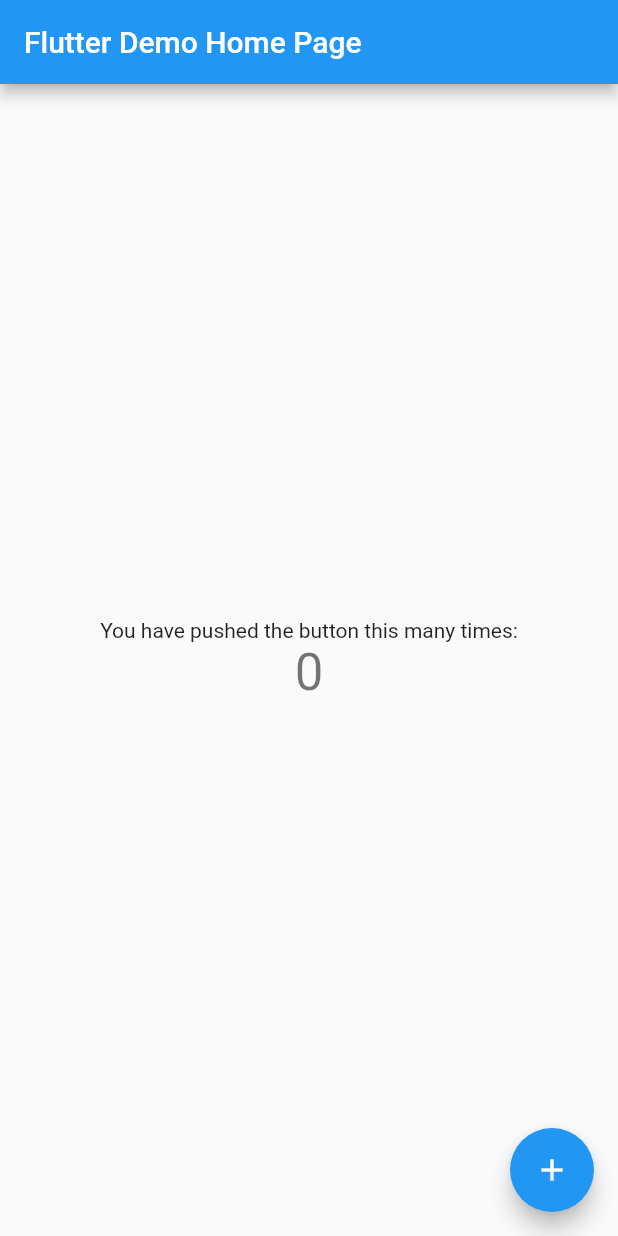
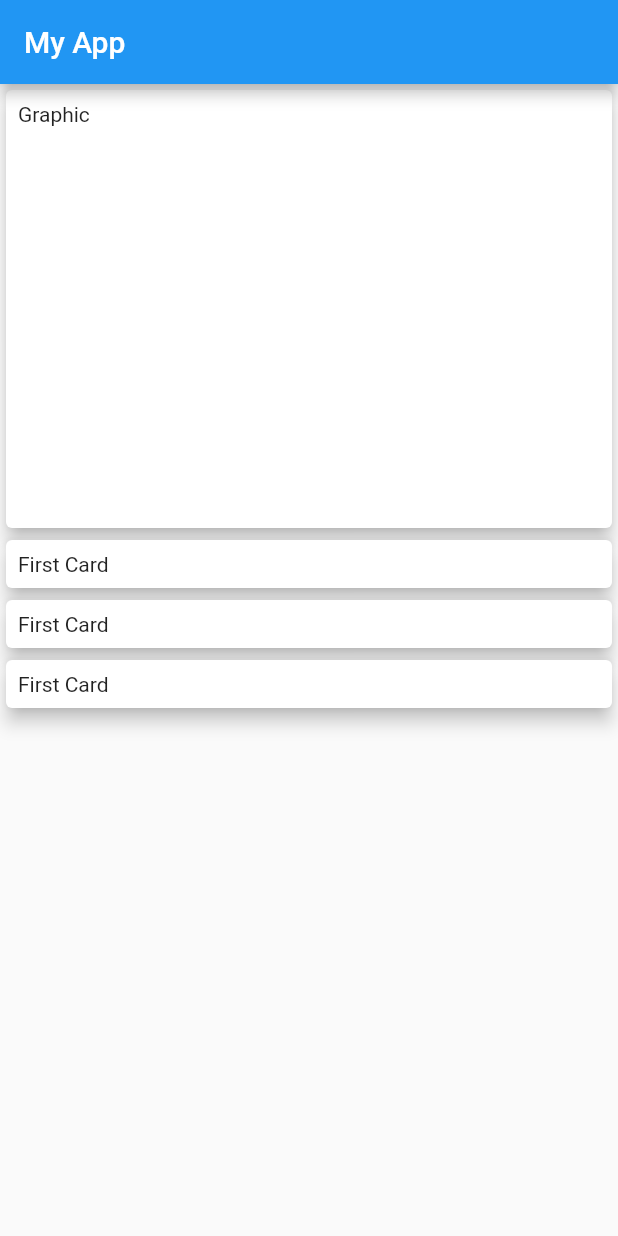
Before and after one commit to anastaciom/expenses-app, a Flutter app: the screen it shows after launch, on a phone screen of 412 x 824 dp. Run offline on Flutter 3.47's test engine with Material 2 defaults, Android fonts, the phone set to English and light mode, and no system bars.

Commit message:
feat: layout scope

```diff
--- a/lib/main.dart
+++ b/lib/main.dart
@@ -1,115 +1,59 @@
 import 'package:flutter/material.dart';
 
-void main() {
-  runApp(const MyApp());
-}
+void main() => runApp(App());
 
-class MyApp extends StatelessWidget {
-  const MyApp({Key? key}) : super(key: key);
-
-  // This widget is the root of your application.
+class App extends StatelessWidget {
   @override
   Widget build(BuildContext context) {
     return MaterialApp(
-      title: 'Flutter Demo',
-      theme: ThemeData(
-        // This is the theme of your application.
-        //
-        // Try running your application with "flutter run". You'll see the
-        // application has a blue toolbar. Then, without quitting the app, try
-        // changing the primarySwatch below to Colors.green and then invoke
-        // "hot reload" (press "r" in the console where you ran "flutter run",
-        // or simply save your changes to "hot reload" in a Flutter IDE).
-        // Notice that the counter didn't reset back to zero; the application
-        // is not restarted.
-        primarySwatch: Colors.blue,
-      ),
-      home: const MyHomePage(title: 'Flutter Demo Home Page'),
+      home: Scaffold(
+          appBar: AppBar(title: Text('My App')),
+          body: Column(
+            crossAxisAlignment: CrossAxisAlignment.stretch,
+            children: [
+              Container(
+                width: double.infinity,
+                height: 300,
+                child: Card(
+                  child: Padding(
+                    padding: const EdgeInsets.all(8.0),
+                    child: Text('Graphic'),
+                  ),
+                  elevation: 5,
+                ),
+              ),
+              Container(
+                width: double.infinity,
+                child: Card(
+                  child: Padding(
+                    padding: const EdgeInsets.all(8.0),
+                    child: Text('First Card'),
+                  ),
+                  elevation: 5,
+                ),
+              ),
+              Container(
+                width: double.infinity,
+                child: Card(
+                  child: Padding(
+                    padding: const EdgeInsets.all(8.0),
+                    child: Text('First Card'),
+                  ),
+                  elevation: 5,
+                ),
+              ),
+              Container(
+                width: double.infinity,
+                child: Card(
+                  child: Padding(
+                    padding: const EdgeInsets.all(8.0),
+                    child: Text('First Card'),
+                  ),
+                  elevation: 5,
+                ),
+              )
+            ],
+          )),
     );
   }
 }
-
-class MyHomePage extends StatefulWidget {
-  const MyHomePage({Key? key, required this.title}) : super(key: key);
-
-  // This widget is the home page of your application. It is stateful, meaning
-  // that it has a State object (defined below) that contains fields that affect
-  // how it looks.
-
-  // This class is the configuration for the state. It holds the values (in this
-  // case the title) provided by the parent (in this case the App widget) and
-  // used by the build method of the State. Fields in a Widget subclass are
-  // always marked "final".
-
-  final String title;
-
-  @override
-  State<MyHomePage> createState() => _MyHomePageState();
-}
-
-class _MyHomePageState extends State<MyHomePage> {
-  int _counter = 0;
-
-  void _incrementCounter() {
-    setState(() {
-      // This call to setState tells the Flutter framework that something has
-      // changed in this State, which causes it to rerun the build method below
-      // so that the display can reflect the updated values. If we changed
-      // _counter without calling setState(), then the build method would not be
-      // called again, and so nothing would appear to happen.
-      _counter++;
-    });
-  }
-
-  @override
-  Widget build(BuildContext context) {
-    // This method is rerun every time setState is called, for instance as done
-    // by the _incrementCounter method above.
-    //
-    // The Flutter framework has been optimized to make rerunning build methods
-    // fast, so that you can just rebuild anything that needs updating rather
-    // than having to individually change instances of widgets.
-    return Scaffold(
-      appBar: AppBar(
-        // Here we take the value from the MyHomePage object that was created by
-        // the App.build method, and use it to set our appbar title.
-        title: Text(widget.title),
-      ),
-      body: Center(
-        // Center is a layout widget. It takes a single child and positions it
-        // in the middle of the parent.
-        child: Column(
-          // Column is also a layout widget. It takes a list of children and
-          // arranges them vertically. By default, it sizes itself to fit its
-          // children horizontally, and tries to be as tall as its parent.
-          //
-          // Invoke "debug painting" (press "p" in the console, choose the
-          // "Toggle Debug Paint" action from the Flutter Inspector in Android
-          // Studio, or the "Toggle Debug Paint" command in Visual Studio Code)
-          // to see the wireframe for each widget.
-          //
-          // Column has various properties to control how it sizes itself and
-          // how it positions its children. Here we use mainAxisAlignment to
-          // center the children vertically; the main axis here is the vertical
-          // axis because Columns are vertical (the cross axis would be
-          // horizontal).
-          mainAxisAlignment: MainAxisAlignment.center,
-          children: <Widget>[
-            const Text(
-              'You have pushed the button this many times:',
-            ),
-            Text(
-              '$_counter',
-              style: Theme.of(context).textTheme.headline4,
-            ),
-          ],
-        ),
-      ),
-      floatingActionButton: FloatingActionButton(
-        onPressed: _incrementCounter,
-        tooltip: 'Increment',
-        child: const Icon(Icons.add),
-      ), // This trailing comma makes auto-formatting nicer for build methods.
-    );
-  }
-}
```
